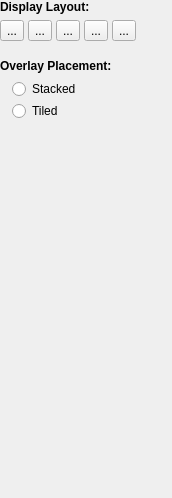
First picture: the form in GUI/Qt/Components/DisplayLayoutInspector.ui, repository pyushkevich/itksnap, before the edit.
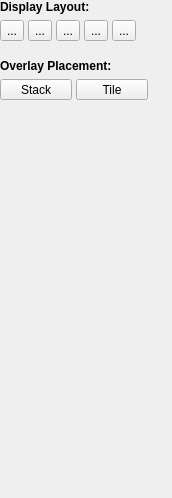
Second picture: the form after the edit. Icons and pictures are not drawn.

```diff
--- a/GUI/Qt/Components/DisplayLayoutInspector.ui
+++ b/GUI/Qt/Components/DisplayLayoutInspector.ui
@@ -236,42 +236,78 @@
        <pointsize>-1</pointsize>
       </font>
      </property>
-     <layout class="QVBoxLayout" name="verticalLayout_2">
+     <layout class="QHBoxLayout" name="horizontalLayout_2">
       <property name="spacing">
-       <number>2</number>
+       <number>4</number>
       </property>
-      <property name="leftMargin">
-       <number>12</number>
-      </property>
-      <property name="topMargin">
+      <property name="margin">
        <number>0</number>
       </property>
-      <property name="rightMargin">
-       <number>0</number>
-      </property>
-      <property name="bottomMargin">
-       <number>0</number>
-      </property>
       <item>
-       <widget class="QRadioButton" name="btnStacked">
-        <property name="toolTip">
-         <string>&lt;html&gt;&lt;head/&gt;&lt;body&gt;&lt;p&gt;When multiple image layers are loaded, they will be rendered on top of each other using transparency. This is useful for overlaying statistical maps over an image.&lt;/p&gt;&lt;/body&gt;&lt;/html&gt;</string>
+       <widget class="QToolButton" name="btnStack">
+        <property name="minimumSize">
+         <size>
+          <width>72</width>
+          <height>0</height>
+         </size>
         </property>
         <property name="text">
-         <string>Stacked</string>
+         <string>Stack</string>
         </property>
+        <property name="icon">
+         <iconset resource="../Resources/SNAPResources.qrc">
+          <normaloff>:/root/layout_overlay_16.png</normaloff>:/root/layout_overlay_16.png</iconset>
+        </property>
+        <property name="checkable">
+         <bool>true</bool>
+        </property>
+        <property name="autoExclusive">
+         <bool>true</bool>
+        </property>
+        <property name="toolButtonStyle">
+         <enum>Qt::ToolButtonTextBesideIcon</enum>
+        </property>
        </widget>
       </item>
       <item>
-       <widget class="QRadioButton" name="btnGrid">
-        <property name="toolTip">
-         <string>&lt;html&gt;&lt;head/&gt;&lt;body&gt;&lt;p&gt;When multiple image layers are loaded, they will be tiled (shown side by side) within each slice view. &lt;/p&gt;&lt;/body&gt;&lt;/html&gt;</string>
+       <widget class="QToolButton" name="btnTile">
+        <property name="minimumSize">
+         <size>
+          <width>72</width>
+          <height>0</height>
+         </size>
         </property>
         <property name="text">
-         <string>Tiled</string>
+         <string>Tile</string>
         </property>
+        <property name="icon">
+         <iconset resource="../Resources/SNAPResources.qrc">
+          <normaloff>:/root/layout_tile_16.png</normaloff>:/root/layout_tile_16.png</iconset>
+        </property>
+        <property name="checkable">
+         <bool>true</bool>
+        </property>
+        <property name="autoExclusive">
+         <bool>true</bool>
+        </property>
+        <property name="toolButtonStyle">
+         <enum>Qt::ToolButtonTextBesideIcon</enum>
+        </property>
        </widget>
       </item>
+      <item>
+       <spacer name="horizontalSpacer_2">
+        <property name="orientation">
+         <enum>Qt::Horizontal</enum>
+        </property>
+        <property name="sizeHint" stdset="0">
+         <size>
+          <width>1</width>
+          <height>20</height>
+         </size>
+        </property>
+       </spacer>
+      </item>
      </layout>
     </widget>
    </item>
```
Left out of the diff: 6 changed lines with no effect on the pictures.
